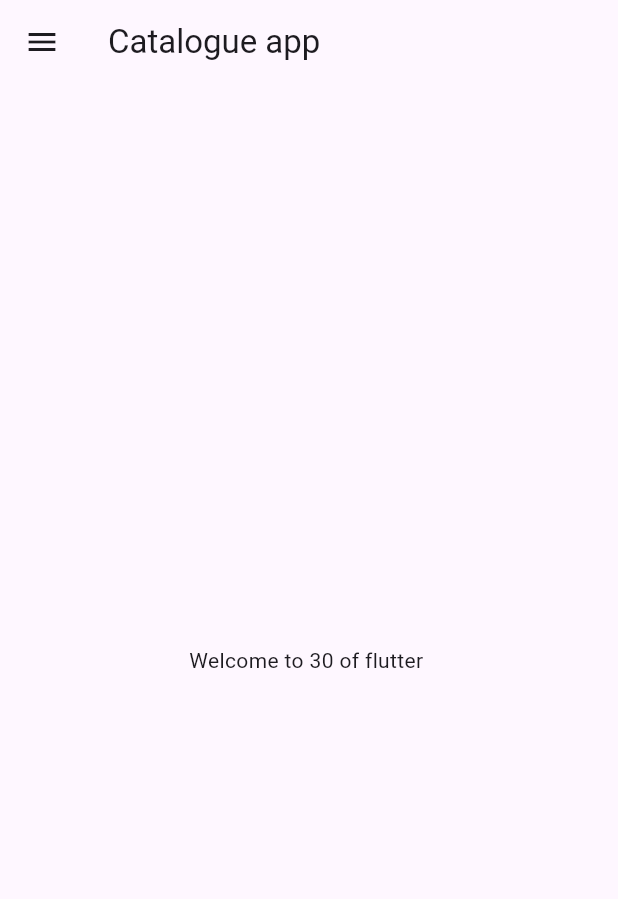
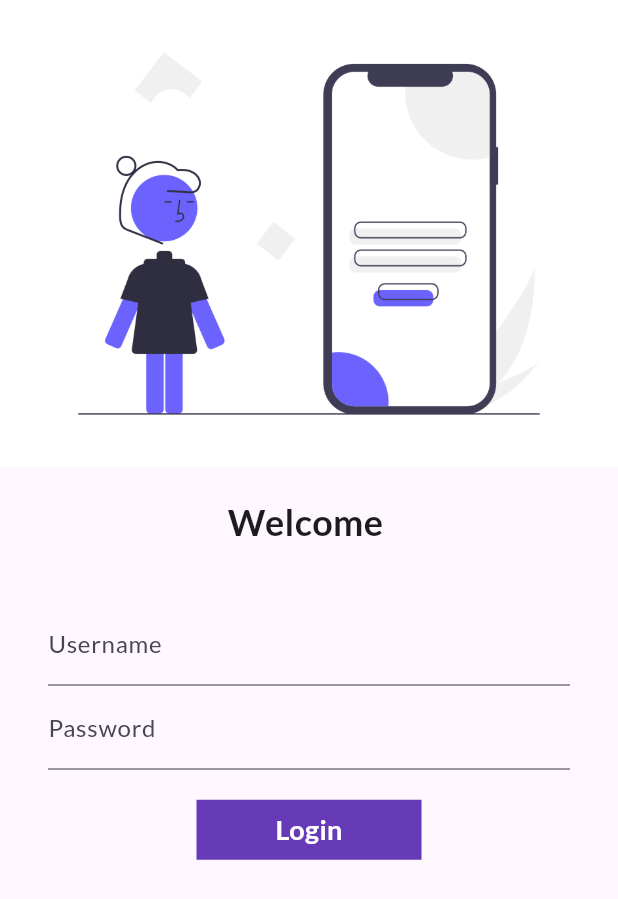
Before and after one commit to itsabhay83/catalogue-, a Flutter app: the screen it shows after launch, on a phone screen of 412 x 824 dp. Shown: the top 899 px of the screen. Run offline on Flutter 3.47's test engine with Material 3 defaults, Android fonts, the phone set to English and light mode, and no system bars; our stand-ins replace google_fonts.

Commit message:
day 4 done

```diff
--- a/test_2/lib/main.dart
+++ b/test_2/lib/main.dart
@@ -1,5 +1,8 @@
 import 'package:flutter/material.dart';
-import 'package:test_2/home_page.dart';
+import 'package:test_2/pages/home_page.dart';
+import 'package:test_2/pages/loginpage.dart';
+import 'package:google_fonts/google_fonts.dart';
+import 'package:test_2/utis/routes.dart';
 
 void main() {
   runApp(MyApp());
@@ -8,6 +11,7 @@ void main() {
 //var can take any value , compiler decides what value you have to take.
 // ******* const **** = this cant be changed is decided by the word const.
 //final = value cant be modified.
+//  @required = ensures that some value is required.
 
 class MyApp extends StatelessWidget {
   const MyApp({super.key});
@@ -15,7 +19,18 @@ class MyApp extends StatelessWidget {
   @override
   Widget build(BuildContext context) {
     return MaterialApp(
-      home: HomePage(),
+      themeMode: ThemeMode.light,
+      theme: ThemeData(
+        primarySwatch: Colors.deepPurple,
+        fontFamily: GoogleFonts.lato().fontFamily,
+        primaryTextTheme: GoogleFonts.latoTextTheme(),
+      ),
+      debugShowCheckedModeBanner: false,
+      routes: {
+        '/': (context) => LoginPage(),
+        MyRoutes.loginRoute: (context) => LoginPage(),
+        MyRoutes.homeRoute: (context) => HomePage()
+      },
     );
   }
 }
--- /dev/null
+++ b/test_2/lib/pages/loginpage.dart
@@ -0,0 +1,128 @@
+import 'package:flutter/material.dart';
+import 'package:test_2/utis/routes.dart';
+
+class LoginPage extends StatefulWidget {
+  const LoginPage({super.key});
+
+  @override
+  State<LoginPage> createState() => _LoginPageState();
+}
+
+class _LoginPageState extends State<LoginPage> {
+  String name = "";
+  bool changeButton = false;
+  final _formKey = GlobalKey<FormState>();
+  moveToHome(BuildContext context) async {
+    setState(() {
+      changeButton = true;
+    });
+    await Future.delayed(Duration(seconds: 1));
+    await Navigator.pushNamed(context, MyRoutes.homeRoute);
+    setState(() {
+      changeButton = false;
+    });
+  }
+
+  @override
+  Widget build(BuildContext context) {
+    return Material(
+      child: SingleChildScrollView(
+        child: Form(
+          key: _formKey,
+          child: Column(
+            children: [
+              Image.asset(
+                "assets/image/login_image.png",
+                fit: BoxFit.cover,
+              ),
+              SizedBox(
+                height: 20.0,
+              ),
+              Text(
+                "Welcome $name",
+                style: TextStyle(
+                  fontSize: 24,
+                  fontWeight: FontWeight.bold,
+                ),
+              ),
+              SizedBox(
+                height: 20.0,
+              ),
+              Padding(
+                padding: const EdgeInsets.symmetric(
+                    vertical: 16.0, horizontal: 32.0),
+                child: Column(
+                  children: [
+                    TextFormField(
+                      decoration: InputDecoration(
+                        hintText: "Enter Username",
+                        labelText: "Username",
+                      ),
+                      validator: (value) {
+                        if (value!.isNotEmpty) {
+                          return "Username cannot be empty";
+                        }
+                        return null;
+                      },
+                      onChanged: (value) {
+                        name = value;
+                        setState(() {
+                          changeButton = false;
+                        });
+                      },
+                    ),
+                    TextFormField(
+                      obscureText: true,
+                      decoration: InputDecoration(
+                        hintText: "Enter Password",
+                        labelText: "Password",
+                      ),
+                      validator: (value) {
+                        if (value.isEmpty) {
+                          return "Password cannot be empty";
+                        } else if (value.length < 6) {
+                          return " password should be gretaer than 6";
+                        }
+                        return null;
+                      },
+                    ),
+                    SizedBox(
+                      height: 20.0,
+                    ),
+                    InkWell(
+                      onTap: () => moveToHome(context),
+                      child: AnimatedContainer(
+                        duration: Duration(seconds: 1),
+                        width: changeButton ? 50 : 150, //conditional statement.
+                        height: 40,
+                        alignment: Alignment.center,
+                        child: changeButton
+                            ? Icon(
+                                Icons.done,
+                                color: Colors.white,
+                              )
+                            : Text(
+                                "Login",
+                                style: TextStyle(
+                                    color: Colors.white,
+                                    fontWeight: FontWeight.bold,
+                                    fontSize: 18),
+                              ),
+                        decoration: BoxDecoration(
+                          color: Colors.deepPurple,
+                          shape: changeButton
+                              ? BoxShape.circle
+                              : BoxShape.rectangle,
+                        ),
+                      ),
+                    ),
+                  ],
+                ),
+              )
+            ],
+          ),
+        ),
+      ),
+    );
+  }
+}
--- /dev/null
+++ b/test_2/lib/utis/routes.dart
@@ -0,0 +1,4 @@
+class MyRoutes {
+  static String loginRoute = "/login";
+  static String homeRoute = "/home";
+}
--- a/test_2/pubspec.yaml
+++ b/test_2/pubspec.yaml
@@ -35,6 +35,7 @@ dependencies:
   # The following adds the Cupertino Icons font to your application.
   # Use with the CupertinoIcons class for iOS style icons.
   cupertino_icons: ^1.0.2
+  google_fonts: ^6.1.0
 
 dev_dependencies:
   flutter_test:
@@ -59,8 +60,8 @@ flutter:
   uses-material-design: true
 
   # To add assets to your application, add an assets section, like this:
-  # assets:
-  #   - images/a_dot_burr.jpeg
+  assets:
+    - assets/image/
   #   - images/a_dot_ham.jpeg
 
   # An image asset can refer to one or more resolution-specific "variants", see
```
Also changed, not shown: test_2/assets/image/login_image.png (added), test_2/lib/pages/home_page.dart (renamed from test_2/lib/home_page.dart), test_2/pubspec.lock, 1 other file.
